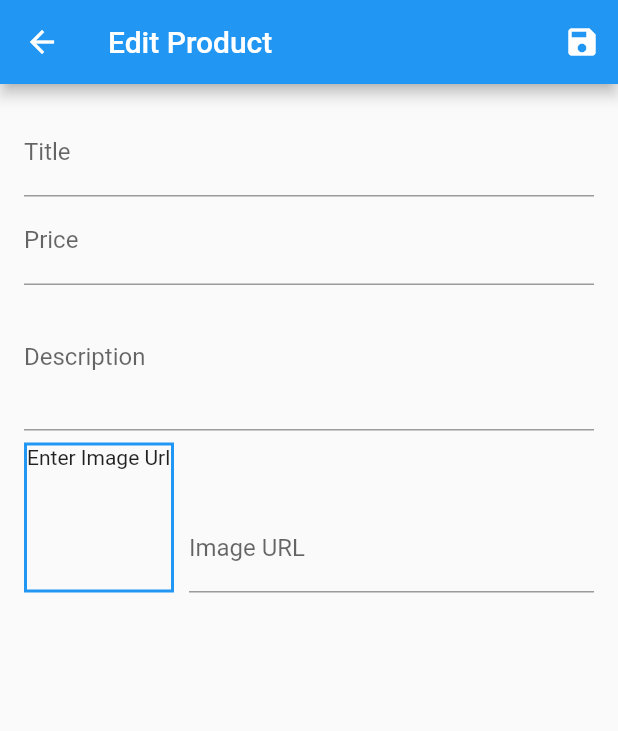
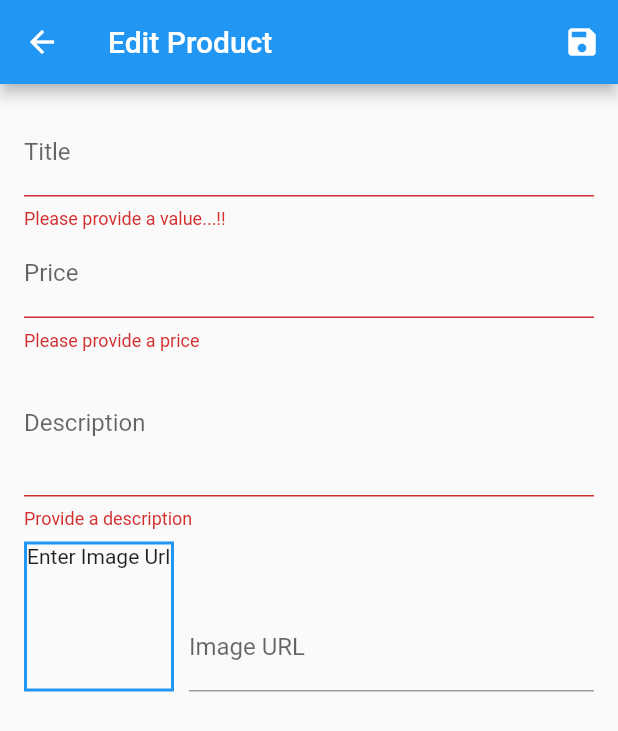
Before and after one commit to kirwa-KO/learn-flutter, a Flutter app: the EditProductScreen screen opened by its route, after a tap on the "save" icon, on a phone screen of 412 x 824 dp. Shown: the top 731 px of the screen. Run offline on Flutter 3.47's test engine with Material 2 defaults, Android fonts, the phone set to English and light mode, and no system bars; network calls fail.

Commit message:
add loadig progress bar when addding a product

```diff
--- a/lib/screens/EditProductScreen.dart
+++ b/lib/screens/EditProductScreen.dart
@@ -1,5 +1,7 @@
 import "package:flutter/material.dart";
 import 'package:flutter_complete_guide/providers/Product.dart';
+import 'package:flutter_complete_guide/providers/ProductsProvider.dart';
+import 'package:provider/provider.dart';
 
 class EditProductScreen extends StatefulWidget {
   static const routeName = "/edit-product";
@@ -13,12 +15,41 @@ class _EditProductScreenState extends State<EditProductScreen> {
   final _imageURLController = TextEditingController();
   final _imageUrlFocusNode = FocusNode();
   final _formKey = GlobalKey<FormState>();
+  bool _isInit = true;
+  bool _isLoading = false;
+
   Product editedProduct = Product(
       id: null, title: null, description: null, price: null, imageUrl: null);
+
+  Map<String, String> _initValues = {
+    "title": "",
+    "price": "",
+    "description": "",
+    "imageUrl": "",
+  };
 
   void initState() {
     _imageUrlFocusNode.addListener(_updateImageUrl);
     super.initState();
+  }
+
+  void didChangeDependencies() {
+    if (_isInit) {
+      final productId = ModalRoute.of(context).settings.arguments as String;
+      if (productId != null) {
+        editedProduct =
+            Provider.of<ProductsProvider>(context).findById(productId);
+        _initValues = {
+          "title": editedProduct.title,
+          "price": editedProduct.price.toString(),
+          "description": editedProduct.description,
+          //   "imageUrl": "",
+        };
+        _imageURLController.text = editedProduct.imageUrl;
+      }
+    }
+    _isInit = false;
+    super.didChangeDependencies();
   }
 
   @override
@@ -37,16 +68,40 @@ class _EditProductScreenState extends State<EditProductScreen> {
     }
   }
 
+
   void _saveForm() {
+    final isValid = _formKey.currentState.validate();
+    if (!isValid) return;
     _formKey.currentState.save();
-    print(editedProduct.title);
-    print(editedProduct.price);
-    print(editedProduct.description);
-    print(editedProduct.imageUrl);
+
+    // print(editedProduct.title);
+    // print(editedProduct.price);
+    // print(editedProduct.description);
+    // print(editedProduct.imageUrl);
+    setState(() {
+      _isLoading = true;
+    });
+
+    if (editedProduct.id != null) {
+      Provider.of<ProductsProvider>(context, listen: false)
+          .updareProduct(editedProduct.id, editedProduct);
+      setState(() {
+        _isLoading = false;
+      });
+    } else {
+      Provider.of<ProductsProvider>(context, listen: false)
+          .addProduct(editedProduct);
+      setState(() {
+        _isLoading = false;
+      });
+    }
+
+    Navigator.of(context).pop();
   }
 
   @override
   Widget build(BuildContext context) {
+//   print(_isLoading);
     return Scaffold(
       appBar: AppBar(
         title: Text("Edit Product"),
@@ -57,21 +112,33 @@ class _EditProductScreenState extends State<EditProductScreen> {
           )
         ],
       ),
-      body: Padding(
+      body: _isLoading
+          ? Center(
+              child: CircularProgressIndicator(),
+            )
+          : Padding(
               padding: const EdgeInsets.all(16.0),
               child: Form(
                 key: _formKey,
                 child: ListView(
                   children: [
                     TextFormField(
+                      initialValue: _initValues["title"],
                       decoration: InputDecoration(labelText: "Title"),
                       textInputAction: TextInputAction.next,
                       onFieldSubmitted: (_) {
                         FocusScope.of(context).requestFocus(_priceFocusNode);
                       },
+                      validator: (value) {
+                        if (value.isEmpty) {
+                          return "Please provide a value...!!";
+                        }
+                        return null;
+                      },
                       onSaved: (val) {
                         editedProduct = Product(
-                      id: DateTime.now().toString(),
+                            id: editedProduct.id,
+                            isFavorite: editedProduct.isFavorite,
                             title: val,
                             description: editedProduct.description,
                             price: editedProduct.price,
@@ -79,16 +146,27 @@ class _EditProductScreenState extends State<EditProductScreen> {
                       },
                     ),
                     TextFormField(
+                      initialValue: _initValues["price"],
                       decoration: InputDecoration(labelText: "Price"),
                       textInputAction: TextInputAction.next,
                       keyboardType: TextInputType.number,
                       focusNode: _priceFocusNode,
                       onFieldSubmitted: (_) {
-                  FocusScope.of(context).requestFocus(_descriptionFocusNode);
+                        FocusScope.of(context)
+                            .requestFocus(_descriptionFocusNode);
+                      },
+                      validator: (value) {
+                        if (value.isEmpty) return "Please provide a price";
+                        if (double.tryParse(value) == null)
+                          return "Please provice a price number";
+                        if (double.parse(value) <= 0)
+                          return "Please enter a number greater than 0";
+                        return null;
                       },
                       onSaved: (val) {
                         editedProduct = Product(
-                      id: DateTime.now().toString(),
+                            id: editedProduct.id,
+                            isFavorite: editedProduct.isFavorite,
                             title: editedProduct.title,
                             description: editedProduct.description,
                             price: double.parse(val),
@@ -96,14 +174,22 @@ class _EditProductScreenState extends State<EditProductScreen> {
                       },
                     ),
                     TextFormField(
+                      initialValue: _initValues["description"],
                       decoration: InputDecoration(labelText: "Description"),
                       maxLines: 3,
                       textInputAction: TextInputAction.next,
                       keyboardType: TextInputType.multiline,
                       focusNode: _descriptionFocusNode,
+                      validator: (value) {
+                        if (value.isEmpty) return "Provide a description";
+                        if (value.length < 10)
+                          return "PRovide a description greater than 10 characters";
+                        return null;
+                      },
                       onSaved: (val) {
                         editedProduct = Product(
-                      id: DateTime.now().toString(),
+                            id: editedProduct.id,
+                            isFavorite: editedProduct.isFavorite,
                             title: editedProduct.title,
                             description: val,
                             price: editedProduct.price,
@@ -122,11 +208,13 @@ class _EditProductScreenState extends State<EditProductScreen> {
                           ),
                           decoration: BoxDecoration(
                               border: Border.all(
-                            color: Theme.of(context).primaryColor, width: 2)),
+                                  color: Theme.of(context).primaryColor,
+                                  width: 2)),
                           child: _imageURLController.text.isEmpty
                               ? Text("Enter Image Url")
                               : FittedBox(
-                            child: Image.network(_imageURLController.text),
+                                  child:
+                                      Image.network(_imageURLController.text),
                                   fit: BoxFit.cover,
                                 ),
                         ),
@@ -144,7 +232,8 @@ class _EditProductScreenState extends State<EditProductScreen> {
                             },
                             onSaved: (val) {
                               editedProduct = Product(
-                            id: DateTime.now().toString(),
+                                  id: editedProduct.id,
+                                  isFavorite: editedProduct.isFavorite,
                                   title: editedProduct.title,
                                   description: editedProduct.description,
                                   price: editedProduct.price,
--- a/lib/screens/UserProductScreen.dart
+++ b/lib/screens/UserProductScreen.dart
@@ -26,6 +26,7 @@ class UserProductScreen extends StatelessWidget {
           padding: EdgeInsets.all(8),
           child: ListView.builder(
             itemBuilder: (_, i) => UserProductItem(
+              id: productsData.items[i].id,
               title: productsData.items[i].title,
               imageUrl: productsData.items[i].imageUrl,
             ),
--- a/pubspec.yaml
+++ b/pubspec.yaml
@@ -25,6 +25,7 @@ dependencies:
     sdk: flutter
   provider: ^6.0.3
   intl: ^0.17.0
+  http: ^0.13.4
 
 
   # The following adds the Cupertino Icons font to your application.
```
Also changed, not shown: lib/providers/ProductsProvider.dart (+42 -0 lines), lib/widgets/UserProductItem.dart (+16 -5 lines), pubspec.lock. Lines whose indentation alone changed are shown as unchanged.
